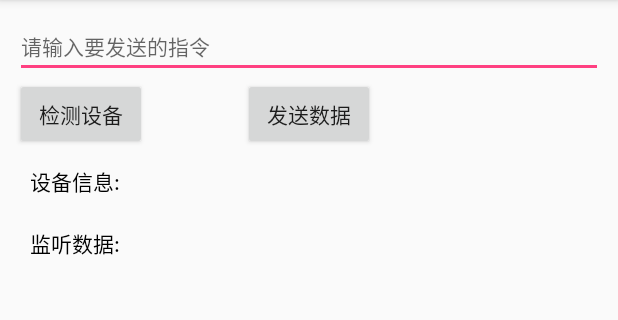
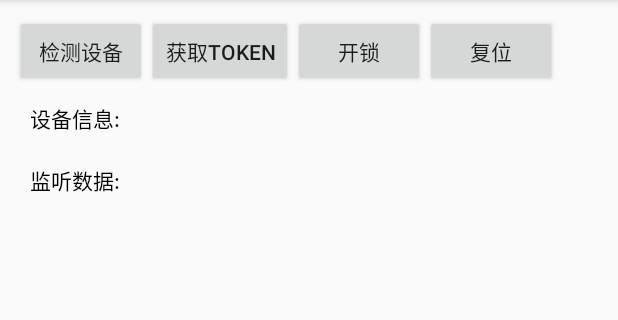
Before and after one commit to sunshine-sz/USBHostDemo, an Android app: the screen it shows after launch (MainActivity), on a phone screen of 412 x 824 dp, the part 84-404 px from its top. Run offline under Robolectric (Android 15) with nearby library versions, the light colour scheme and no system bars.

Commit message:
完成测试

```diff
--- a/app/src/main/java/com/sunshine/usbdemo/mode/Order.java
+++ b/app/src/main/java/com/sunshine/usbdemo/mode/Order.java
@@ -35,7 +35,8 @@ public class Order {
         RESET_PASSWORD2(0X0504),
         RESET_AQ(0x0a01),
         STOP_READ(0x0514),
-        UPDATE_VERSION(0x0301);
+        UPDATE_VERSION(0x0301),
+        GET_DEVICE_ID(0x0901);
 
         final int value;
 
--- a/app/src/main/res/layout/activity_main.xml
+++ b/app/src/main/res/layout/activity_main.xml
@@ -10,29 +10,41 @@
     <RelativeLayout
         android:layout_width="match_parent"
         android:layout_height="match_parent">
-    <EditText
-        android:id="@+id/et_text"
-        android:hint="请输入要发送的指令"
-        android:textColor="@android:color/black"
-        android:textSize="14sp"
-        android:layout_width="match_parent"
-        android:layout_height="wrap_content" />
+    <!--<EditText-->
+        <!--android:id="@+id/et_text"-->
+        <!--android:hint="请输入要发送的指令"-->
+        <!--android:textColor="@android:color/black"-->
+        <!--android:textSize="14sp"-->
+        <!--android:layout_width="match_parent"-->
+        <!--android:layout_height="wrap_content" />-->
     <Button
         android:id="@+id/button"
         android:layout_width="wrap_content"
         android:layout_height="wrap_content"
-        android:layout_centerVertical="true"
-        android:layout_below="@+id/et_text"
+
         android:text="检测设备" />
+        <Button
+            android:id="@+id/button3"
+            android:layout_width="wrap_content"
+            android:layout_height="wrap_content"
+            android:layout_centerHorizontal="true"
+            android:layout_toRightOf="@+id/button"
+            android:text="获取Token" />
     <Button
         android:id="@+id/button2"
         android:layout_width="wrap_content"
         android:layout_height="wrap_content"
         android:layout_centerHorizontal="true"
-        android:layout_centerVertical="true"
-        android:layout_below="@+id/et_text"
-        app:layout_constraintLeft_toRightOf="@+id/button"
-        android:text="发送数据" />
+        android:layout_toRightOf="@+id/button3"
+        android:text="开锁" />
+        <Button
+            android:id="@+id/button4"
+            android:layout_width="wrap_content"
+            android:layout_height="wrap_content"
+            android:layout_centerHorizontal="true"
+            android:layout_toRightOf="@+id/button2"
+            android:text="复位" />
+
     <TextView
         android:id="@+id/info"
         android:layout_width="match_parent"
```
Also changed, not shown: app/src/main/java/com/sunshine/usbdemo/MainActivity.java (+196 -79 lines), app/src/main/java/com/sunshine/usbdemo/mode/GetDeviceId.java (added, +18 -0 lines), app/src/main/java/com/sunshine/usbdemo/utils/GlobalParameterUtils.java (+8 -0 lines).
